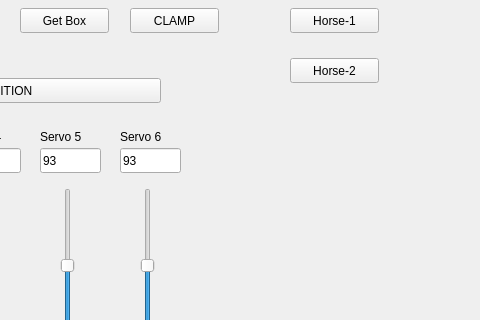
Qt form nano_parsing/form.ui (evkuz/py_project) before a commit; both pictures show x 320 to 800 and y 102 to 422 of the 800 by 600 pixel window.
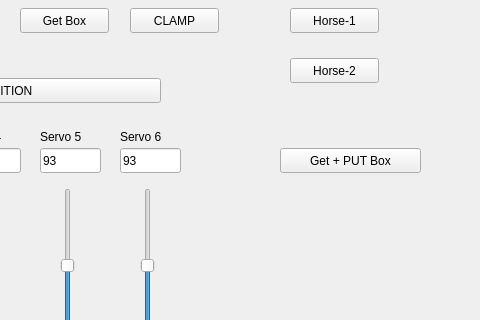
The same form after that commit.

Commit message: 27.05.2021 Many updates with sliders

```diff
--- a/nano_parsing/form.ui
+++ b/nano_parsing/form.ui
@@ -429,6 +429,19 @@
     <string>Horse-2</string>
    </property>
   </widget>
+  <widget class="QPushButton" name="get_putBoxButton">
+   <property name="geometry">
+    <rect>
+     <x>600</x>
+     <y>250</y>
+     <width>141</width>
+     <height>25</height>
+    </rect>
+   </property>
+   <property name="text">
+    <string>Get + PUT Box</string>
+   </property>
+  </widget>
  </widget>
  <resources/>
  <connections/>
```
The commit also changes 3 other files.
